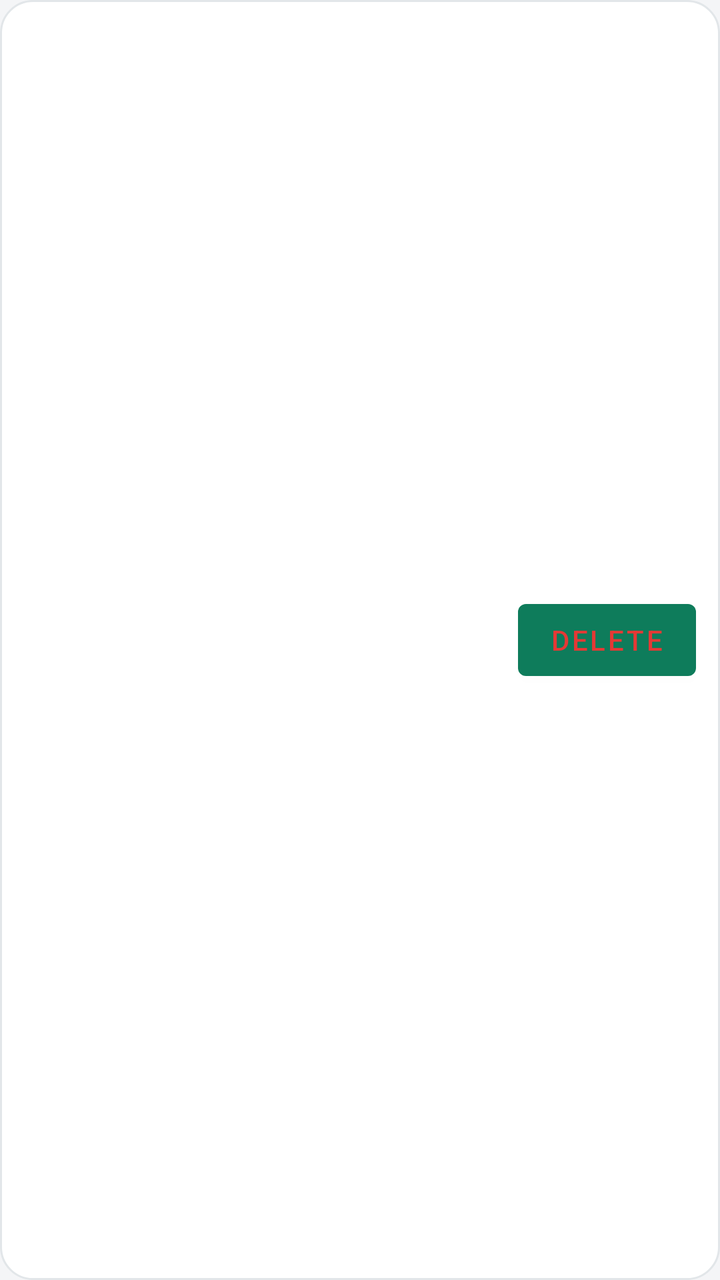
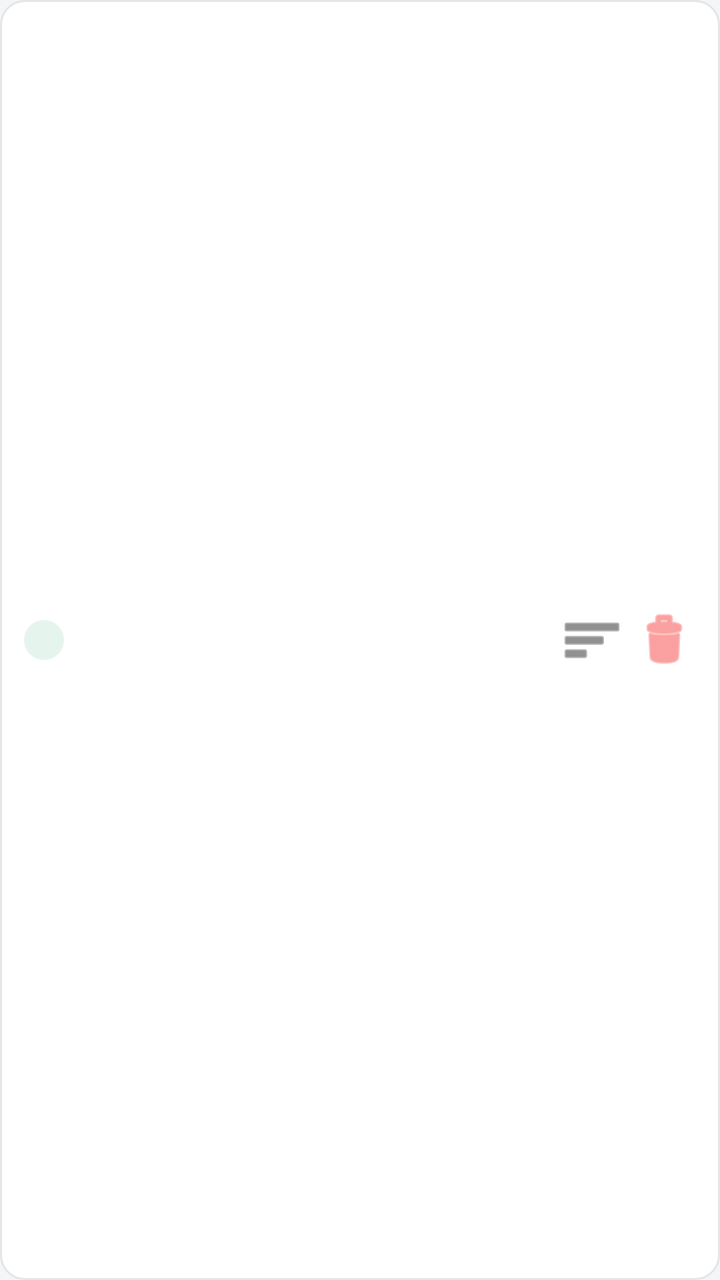

Screens rendered from an Android XML layout before and after an edit, with the pre-edit source and the edit as a unified diff.
<!-- AndroidManifest.xml: application theme AppTheme -->
<!-- res/layout/item_sub_action_row.xml -->
<?xml version="1.0" encoding="utf-8"?>
<LinearLayout xmlns:android="http://schemas.android.com/apk/res/android"
    android:layout_width="match_parent"
    android:layout_height="wrap_content"
    android:layout_marginBottom="8dp"
    android:background="@drawable/row_card"
    android:gravity="center_vertical"
    android:orientation="horizontal"
    android:padding="12dp">

    <TextView
        android:id="@+id/sub_action_title"
        android:layout_width="0dp"
        android:layout_height="wrap_content"
        android:layout_weight="1"
        android:textColor="@color/text_primary"
        android:textSize="15sp" />

    <Button
        android:id="@+id/sub_action_delete"
        android:layout_width="wrap_content"
        android:layout_height="wrap_content"
        android:layout_marginStart="8dp"
        android:text="@string/rec_delete"
        android:textColor="@color/danger" />

</LinearLayout>
<!-- resources referenced by this layout -->
<resources>
  <color name="danger">#E53935</color>
  <color name="text_primary">#1A1A1A</color>
  <!-- drawable row_card (drawable) -->
  <shape xmlns:android="http://schemas.android.com/apk/res/android"
      android:shape="rectangle">
      <solid android:color="@color/card_background" />
      <corners android:radius="16dp" />
      <stroke
          android:width="1dp"
          android:color="@color/card_border" />
  </shape>
  <string name="rec_delete">Delete</string>
  <style name="AppTheme" parent="Theme.MaterialComponents.DayNight.NoActionBar">
          <item name="colorPrimary">@color/accent</item>
          <item name="colorPrimaryDark">@color/accent</item>
          <item name="colorAccent">@color/accent</item>
          <item name="android:windowBackground">@color/background</item>
      </style>
  <color name="card_background">#FFFFFF</color>
  <color name="card_border">#E2E6E9</color>
  <color name="accent">#0E7C5B</color>
  <color name="background">#F4F5F7</color>
</resources>

<!-- the commit's change to res/layout/item_sub_action_row.xml (unified diff, before → after) -->
@@ -3,25 +3,44 @@
     android:layout_width="match_parent"
     android:layout_height="wrap_content"
     android:layout_marginBottom="8dp"
-    android:background="@drawable/row_card"
+    android:background="@drawable/row_card_ref"
     android:gravity="center_vertical"
     android:orientation="horizontal"
     android:padding="12dp">
+
+    <ImageView
+        android:id="@+id/sub_action_icon"
+        android:layout_width="20dp"
+        android:layout_height="20dp"
+        android:background="@drawable/circle_icon_bg"
+        android:padding="2dp" />
 
     <TextView
         android:id="@+id/sub_action_title"
         android:layout_width="0dp"
         android:layout_height="wrap_content"
+        android:layout_marginStart="8dp"
         android:layout_weight="1"
-        android:textColor="@color/text_primary"
+        android:textColor="@color/ref_title"
         android:textSize="15sp" />
 
-    <Button
+    <ImageButton
+        android:id="@+id/sub_action_list"
+        android:layout_width="32dp"
+        android:layout_height="32dp"
+        android:layout_marginStart="8dp"
+        android:background="?attr/selectableItemBackgroundBorderless"
+        android:contentDescription="@string/rec_sub_list_desc"
+        android:src="@android:drawable/ic_menu_sort_by_size"
+        android:tint="@color/ref_title" />
+
+    <ImageButton
         android:id="@+id/sub_action_delete"
-        android:layout_width="wrap_content"
-        android:layout_height="wrap_content"
-        android:layout_marginStart="8dp"
-        android:text="@string/rec_delete"
-        android:textColor="@color/danger" />
-
+        android:layout_width="32dp"
+        android:layout_height="32dp"
+        android:layout_marginStart="4dp"
+        android:background="?attr/selectableItemBackgroundBorderless"
+        android:contentDescription="@string/rec_delete"
+        android:src="@android:drawable/ic_menu_delete"
+        android:tint="@color/ref_red" />
 </LinearLayout>
<!-- resource entries referenced after the edit -->
@@ -1,25 +1,33 @@
 <!-- resources referenced by this layout -->
 <resources>
-  <color name="danger">#E53935</color>
-  <color name="text_primary">#1A1A1A</color>
-  <!-- drawable row_card (drawable) -->
+  <color name="ref_red">#F86161</color>
+  <color name="ref_title">#474747</color>
+  <!-- drawable circle_icon_bg (drawable) -->
+  <?xml version="1.0" encoding="utf-8"?>
+  <shape xmlns:android="http://schemas.android.com/apk/res/android"
+      android:shape="oval">
+      <solid android:color="#E6F4EE" />
+  </shape>
+  <!-- drawable row_card_ref (drawable) -->
+  <?xml version="1.0" encoding="utf-8"?>
   <shape xmlns:android="http://schemas.android.com/apk/res/android"
       android:shape="rectangle">
-      <solid android:color="@color/card_background" />
-      <corners android:radius="16dp" />
+      <solid android:color="@color/ref_card" />
+      <corners android:radius="12dp" />
       <stroke
           android:width="1dp"
-          android:color="@color/card_border" />
+          android:color="@color/ref_card_stroke" />
   </shape>
   <string name="rec_delete">Delete</string>
+  <string name="rec_sub_list_desc">Edit action</string>
   <style name="AppTheme" parent="Theme.MaterialComponents.DayNight.NoActionBar">
           <item name="colorPrimary">@color/accent</item>
           <item name="colorPrimaryDark">@color/accent</item>
           <item name="colorAccent">@color/accent</item>
           <item name="android:windowBackground">@color/background</item>
       </style>
-  <color name="card_background">#FFFFFF</color>
-  <color name="card_border">#E2E6E9</color>
+  <color name="ref_card">#FFFFFF</color>
+  <color name="ref_card_stroke">#E2E6E9</color>
   <color name="accent">#0E7C5B</color>
   <color name="background">#F4F5F7</color>
 </resources>
